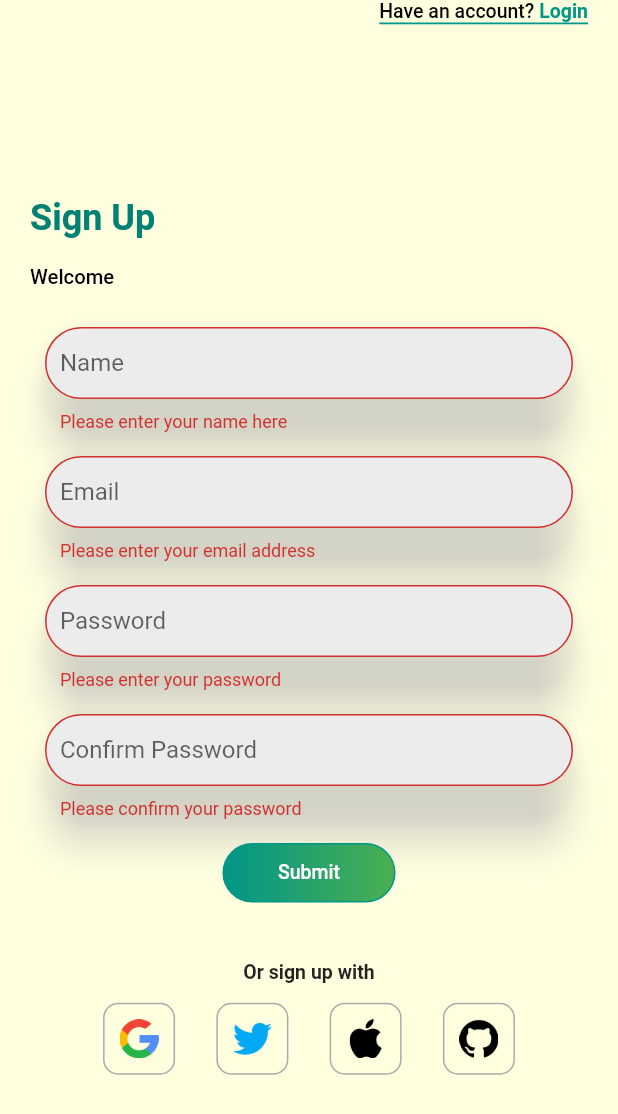
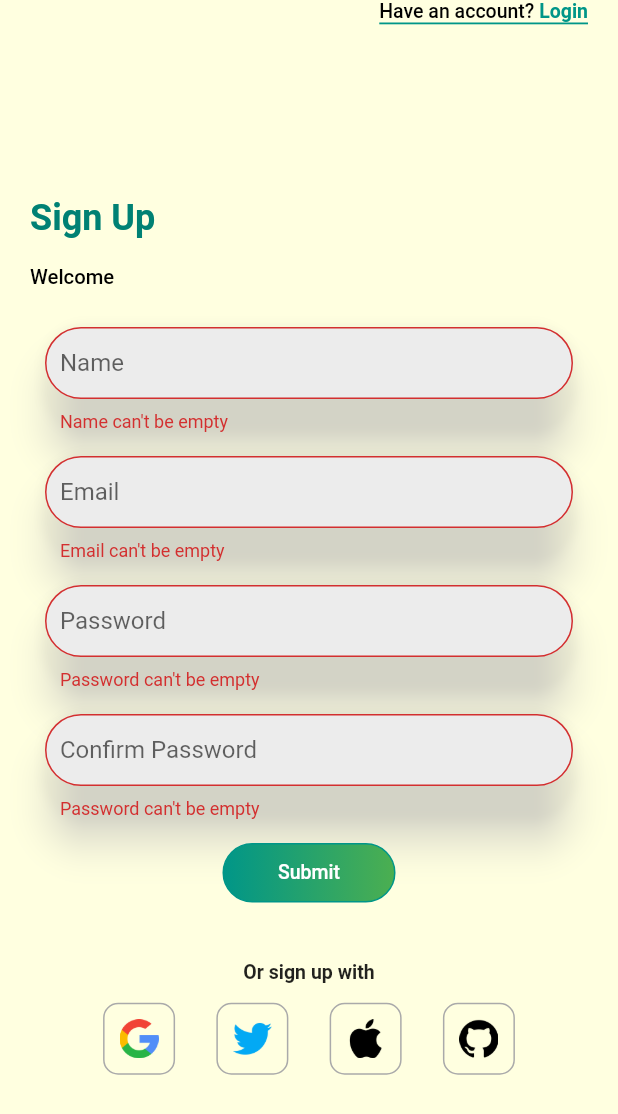
Before and after one commit to ericatsu/rickandmorty, a Flutter app: the screen it shows after launch, after a tap on "Submit", on a phone screen of 412 x 824 dp. Shown: the top 1114 px of the screen. Run offline on Flutter 3.47's test engine with Material 2 defaults, Android fonts, the phone set to English and light mode, and no system bars; our stand-ins replace firebase_auth, firebase_core, flutter_rating_bar, get, google_fonts, google_nav_bar and 2 more; missing offline and left inert: get_cli; accounts and stored records are empty; network calls fail.

Commit message:
✨ Sign up

```diff
--- a/lib/screens/authentication/signup/signup_page.dart
+++ b/lib/screens/authentication/signup/signup_page.dart
@@ -1,4 +1,5 @@
 import 'package:fluttergraphql/shared/exports.dart';
+import 'package:fluttergraphql/shared/vadilator.dart';
 
 class SignUpPage extends StatefulWidget {
   const SignUpPage({super.key});
@@ -8,11 +9,17 @@ class SignUpPage extends StatefulWidget {
 }
 
 class _SignUpPageState extends State<SignUpPage> {
-  final _formKey = GlobalKey<FormState>();
+  final _registerFormKey = GlobalKey<FormState>();
   final _nameController = TextEditingController();
   final _emailController = TextEditingController();
   final _passwordController = TextEditingController();
   final _confirmPasswordController = TextEditingController();
+
+  final _focusName = FocusNode();
+  final _focusEmail = FocusNode();
+  final _focusPassword = FocusNode();
+
+  bool _isProcessing = false;
 
   @override
   Widget build(BuildContext context) {
@@ -47,7 +54,7 @@ class _SignUpPageState extends State<SignUpPage> {
                   type: 'Sign Up',
                 ),
                 Form(
-                  key: _formKey,
+                  key: _registerFormKey,
                   child: Padding(
                     padding: const EdgeInsets.all(10.0),
                     child: Column(
@@ -57,56 +64,39 @@ class _SignUpPageState extends State<SignUpPage> {
                         ElevatedTextFormField(
                           label: 'Name',
                           controller: _nameController,
-                          validator: (value) {
-                            if (value == null || value.isEmpty) {
-                              return 'Please enter your name here';
-                            }
-                            return null;
-                          },
+                           focusNode: _focusName,
+                          validator: (value) => Validator.validateName(
+                            name: value,
+                          ),
                         ),
                         const SizedBox(height: 16.0),
                         ElevatedTextFormField(
                           label: 'Email',
                           controller: _emailController,
-                          validator: (value) {
-                            if (value == null || value.isEmpty) {
-                              return 'Please enter your email address';
-                            }
-                            if (!value.contains('@')) {
-                              return 'Please enter a valid email address';
-                            }
-                            return null;
-                          },
+                          focusNode: _focusEmail,
+                          validator: (value) => Validator.validateEmail(
+                            email: value,
+                          ),
                         ),
                         const SizedBox(height: 16.0),
                         ElevatedTextFormField(
                           label: 'Password',
                           obscureText: true,
                           controller: _passwordController,
-                          validator: (value) {
-                            if (value == null || value.isEmpty) {
-                              return 'Please enter your password';
-                            }
-                            if (value.length < 6) {
-                              return 'Your password must be at least 6 characters long';
-                            }
-                            return null;
-                          },
+                          focusNode: _focusPassword,
+                          validator: (value) => Validator.validatePassword(
+                            password: value,
+                          ),
                         ),
                         const SizedBox(height: 16.0),
                         ElevatedTextFormField(
                           label: 'Confirm Password',
                           obscureText: true,
                           controller: _confirmPasswordController,
-                          validator: (value) {
-                            if (value == null || value.isEmpty) {
-                              return 'Please confirm your password';
-                            }
-                            if (value != _passwordController.text) {
-                              return 'Your password and confirmation do not match';
-                            }
-                            return null;
-                          },
+                          focusNode: _focusPassword,
+                          validator: (value) => Validator.validatePassword(
+                            password: value,
+                          ),
                         ),
                         const SizedBox(height: 16.0),
                         Container(
@@ -123,7 +113,7 @@ class _SignUpPageState extends State<SignUpPage> {
                             child: InkWell(
                               borderRadius: BorderRadius.circular(50),
                               onTap: () {
-                                if (_formKey.currentState?.validate() == true) {
+                                if (_registerFormKey.currentState?.validate() == true) {
                                   // Submit the form data
                                 }
                               },
--- a/lib/screens/authentication/widgets/elevated_field.dart
+++ b/lib/screens/authentication/widgets/elevated_field.dart
@@ -7,6 +7,7 @@ class ElevatedTextFormField extends StatelessWidget {
     this.controller,
     this.obscureText = false,
     this.validator,
+    focusNode,
   }) : super(key: key);
 
   final String label;
--- a/lib/services/fire_auth.dart
+++ b/lib/services/fire_auth.dart
@@ -32,7 +32,7 @@ class FireAuth {
     return user;
   }
 
-  // For signing in an user (have already registered)
+  // Already registered
   static Future<User?> signInUsingEmailPassword({
     required String email,
     required String password,
--- /dev/null
+++ b/lib/shared/vadilator.dart
@@ -0,0 +1,44 @@
+class Validator {
+  static String? validateName({required String? name}) {
+    if (name == null) {
+      return null;
+    }
+
+    if (name.isEmpty) {
+      return 'Name can\'t be empty';
+    }
+
+    return null;
+  }
+
+  static String? validateEmail({required String? email}) {
+    if (email == null) {
+      return null;
+    }
+
+    RegExp emailRegExp = RegExp(
+        r"^[a-zA-Z0-9.!#$%&'*+/=?^_`{|}~-]+@[a-zA-Z0-9](?:[a-zA-Z0-9-]{0,253}[a-zA-Z0-9])?(?:\.[a-zA-Z0-9](?:[a-zA-Z0-9-]{0,253}[a-zA-Z0-9])?)*$");
+
+    if (email.isEmpty) {
+      return 'Email can\'t be empty';
+    } else if (!emailRegExp.hasMatch(email)) {
+      return 'Enter a correct email';
+    }
+
+    return null;
+  }
+
+  static String? validatePassword({required String? password}) {
+    if (password == null) {
+      return null;
+    }
+
+    if (password.isEmpty) {
+      return 'Password can\'t be empty';
+    } else if (password.length < 6) {
+      return 'Enter a password with length at least 6';
+    }
+
+    return null;
+  }
+}
```
